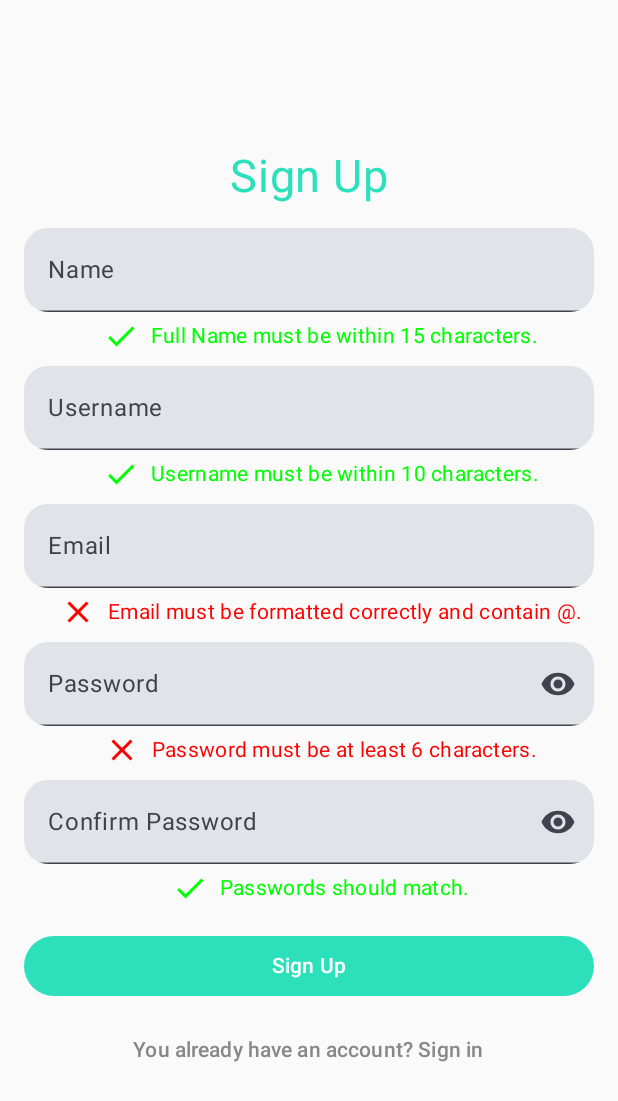
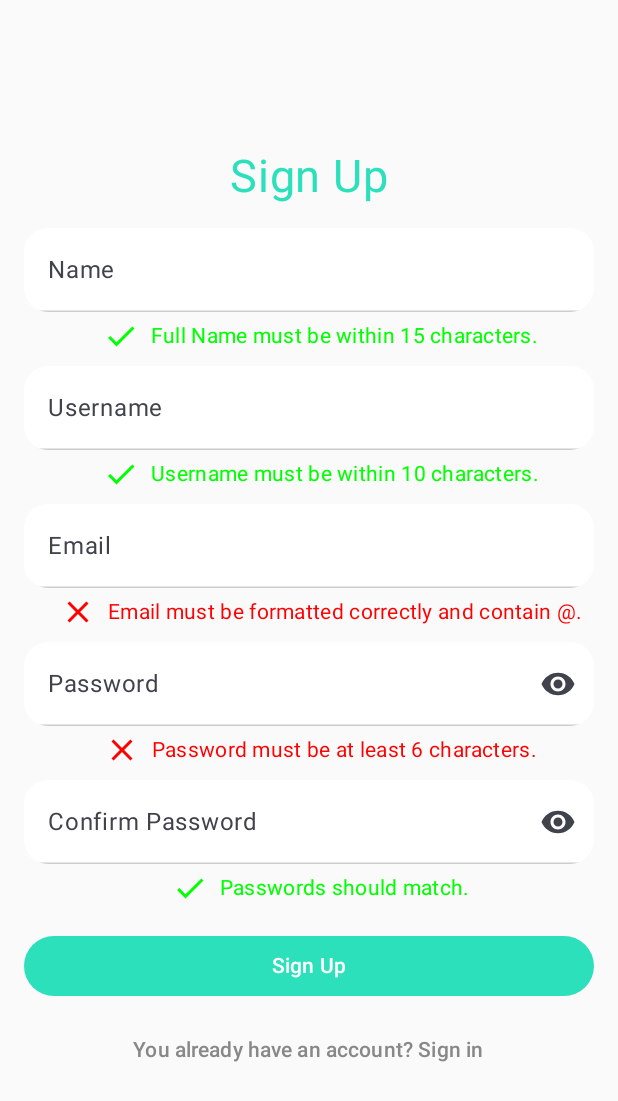
Before and after one commit to ahmetcoko/PeerPrep, an Android app built with Jetpack Compose: the screen it shows after launch (MainActivity), after a tap on "Sign Up", on a phone screen of 412 x 824 dp. Shown: the top 1101 px of the screen. Run offline under Robolectric (Android 15) with nearby library versions, the phone set to English and light mode, and no system bars; our stand-ins replace Dagger/Hilt's generated code, Firebase (no records; nobody signed in at launch, a user with empty details on screens opened directly), livedata-compose.

```diff
--- a/app/src/main/java/com/example/peerprep/domain/model/Post.kt
+++ b/app/src/main/java/com/example/peerprep/domain/model/Post.kt
@@ -4,7 +4,7 @@ import java.util.Date
 
 data class Post(
     val comment: String = "",
-    val downloadUrl: String = "",
+    val downloadUrl: String? = null,
     val answer: String = "",
     val date: Date = Date(),
     val userName: String = "",
--- a/app/src/main/java/com/example/peerprep/presentation/auth/SignInScreen.kt
+++ b/app/src/main/java/com/example/peerprep/presentation/auth/SignInScreen.kt
@@ -14,6 +14,7 @@ import androidx.compose.material3.ButtonDefaults
 import androidx.compose.material3.Text
 import androidx.compose.material3.TextButton
 import androidx.compose.material3.TextField
+import androidx.compose.material3.TextFieldDefaults
 import androidx.compose.runtime.Composable
 import androidx.compose.runtime.LaunchedEffect
 import androidx.compose.runtime.livedata.observeAsState
@@ -63,6 +64,12 @@ fun SignInScreen(signInViewModel: SignInViewModel = hiltViewModel(),onNavigateTo
                 .fillMaxWidth()
                 .clip(RoundedCornerShape(16.dp)),
             keyboardOptions = KeyboardOptions.Default.copy(imeAction = ImeAction.Next),
+            colors = TextFieldDefaults.colors(
+                focusedContainerColor = Color.White,
+                unfocusedContainerColor = Color.White,
+                focusedIndicatorColor = Color.Gray,
+                unfocusedIndicatorColor = Color.LightGray,
+            )
         )
 
         Spacer(modifier = Modifier.height(8.dp))
@@ -76,6 +83,12 @@ fun SignInScreen(signInViewModel: SignInViewModel = hiltViewModel(),onNavigateTo
                 .clip(RoundedCornerShape(16.dp)),
             visualTransformation = PasswordVisualTransformation(),
             keyboardOptions = KeyboardOptions.Default.copy(imeAction = ImeAction.Done),
+            colors = TextFieldDefaults.colors(
+                focusedContainerColor = Color.White,
+                unfocusedContainerColor = Color.White,
+                focusedIndicatorColor = Color.Gray,
+                unfocusedIndicatorColor = Color.LightGray,
+            )
         )
 
         Spacer(modifier = Modifier.height(16.dp))
--- a/app/src/main/java/com/example/peerprep/presentation/auth/SignUpScreen.kt
+++ b/app/src/main/java/com/example/peerprep/presentation/auth/SignUpScreen.kt
@@ -38,6 +38,7 @@ import androidx.compose.material.icons.filled.Visibility
 import androidx.compose.material.icons.filled.VisibilityOff
 import androidx.compose.material3.MaterialTheme
 import androidx.compose.material3.OutlinedTextField
+import androidx.compose.material3.TextFieldDefaults
 import androidx.compose.ui.platform.LocalContext
 import androidx.hilt.navigation.compose.hiltViewModel
 import com.example.peerprep.presentation.auth.SignInScreen
@@ -64,8 +65,14 @@ fun SignUpScreen(signUpViewModel: SignUpViewModel = hiltViewModel() , onNavigate
             label = { Text("Name") },
             modifier = Modifier
                 .fillMaxWidth()
-                .clip(RoundedCornerShape(16.dp)), // Add this line to make corners rounded
+                .clip(RoundedCornerShape(16.dp)),
             keyboardOptions = KeyboardOptions.Default.copy(imeAction = ImeAction.Next),
+            colors = TextFieldDefaults.colors(
+                focusedContainerColor = Color.White,
+                unfocusedContainerColor = Color.White,
+                focusedIndicatorColor = Color.Gray,
+                unfocusedIndicatorColor = Color.LightGray,
+            )
         )
         ValidationMessage(state.isNameValid, "Full Name must be within 15 characters.")
         Spacer(modifier = Modifier.height(8.dp))
@@ -77,6 +84,12 @@ fun SignUpScreen(signUpViewModel: SignUpViewModel = hiltViewModel() , onNavigate
                 .fillMaxWidth()
                 .clip(RoundedCornerShape(16.dp)),
             keyboardOptions = KeyboardOptions.Default.copy(imeAction = ImeAction.Next),
+            colors = TextFieldDefaults.colors(
+                focusedContainerColor = Color.White,
+                unfocusedContainerColor = Color.White,
+                focusedIndicatorColor = Color.Gray,
+                unfocusedIndicatorColor = Color.LightGray,
+            )
         )
         ValidationMessage(state.isUsernameValid, "Username must be within 10 characters.")
         Spacer(modifier = Modifier.height(8.dp))
@@ -88,6 +101,12 @@ fun SignUpScreen(signUpViewModel: SignUpViewModel = hiltViewModel() , onNavigate
                 .fillMaxWidth()
                 .clip(RoundedCornerShape(16.dp)),
             keyboardOptions = KeyboardOptions.Default.copy(imeAction = ImeAction.Next),
+            colors = TextFieldDefaults.colors(
+                focusedContainerColor = Color.White,
+                unfocusedContainerColor = Color.White,
+                focusedIndicatorColor = Color.Gray,
+                unfocusedIndicatorColor = Color.LightGray,
+            )
         )
         ValidationMessage(state.isEmailValid, "Email must be formatted correctly and contain @.")
         Spacer(modifier = Modifier.height(8.dp))
@@ -107,7 +126,13 @@ fun SignUpScreen(signUpViewModel: SignUpViewModel = hiltViewModel() , onNavigate
                         contentDescription = if (signUpViewModel.passwordVisibility.value) "Hide password" else "Show password"
                     )
                 }
-            }
+            },
+            colors = TextFieldDefaults.colors(
+                focusedContainerColor = Color.White,
+                unfocusedContainerColor = Color.White,
+                focusedIndicatorColor = Color.Gray,
+                unfocusedIndicatorColor = Color.LightGray,
+            )
         )
         ValidationMessage(state.isPasswordValid, "Password must be at least 6 characters.")
         Spacer(modifier = Modifier.height(8.dp))
@@ -127,7 +152,13 @@ fun SignUpScreen(signUpViewModel: SignUpViewModel = hiltViewModel() , onNavigate
                         contentDescription = if (signUpViewModel.confirmPasswordVisibility.value) "Hide password" else "Show password"
                     )
                 }
-            }
+            },
+            colors = TextFieldDefaults.colors(
+                focusedContainerColor = Color.White,
+                unfocusedContainerColor = Color.White,
+                focusedIndicatorColor = Color.Gray,
+                unfocusedIndicatorColor = Color.LightGray,
+            )
         )
         ValidationMessage(state.doPasswordsMatch, "Passwords should match.")
         Spacer(modifier = Modifier.height(16.dp))
@@ -154,7 +185,7 @@ fun ValidationMessage(isValid: Boolean, message: String) {
     ) {
         Icon(
             imageVector = if (isValid) Icons.Default.Check else Icons.Default.Close,
-            contentDescription = null, // Decorative icon
+            contentDescription = null,
             tint = if (isValid) Color.Green else Color.Red
         )
         Text(
--- a/app/src/main/java/com/example/peerprep/ui/theme/Color.kt
+++ b/app/src/main/java/com/example/peerprep/ui/theme/Color.kt
@@ -10,4 +10,5 @@ val Purple40 = Color(0xFF6650a4)
 val PurpleGrey40 = Color(0xFF625b71)
 val Pink40 = Color(0xFF7D5260)
 val turquoise = Color(0xFF2DE0BC)
-val outline = Color(0xFF69C5BD)
+val outline = Color(0xFF38E7EC)
+val cyan = Color.Cyan
```
Also changed, not shown: app/src/main/java/com/example/peerprep/presentation/auth/ForgotPasswordScreen.kt (+7 -0 lines), app/src/main/java/com/example/peerprep/presentation/feed/FeedScreen.kt (+25 -3 lines), app/src/main/java/com/example/peerprep/presentation/profile/PorifleScreen.kt (+6 -1 lines), app/src/main/java/com/example/peerprep/presentation/uploadQuestion/UploadQuestionScreen.kt (+22 -6 lines), app/src/main/java/com/example/peerprep/presentation/uploadQuestion/UploadQuestionViewModel.kt (+7 -12 lines), app/src/main/res/drawable/detail.png (added).
